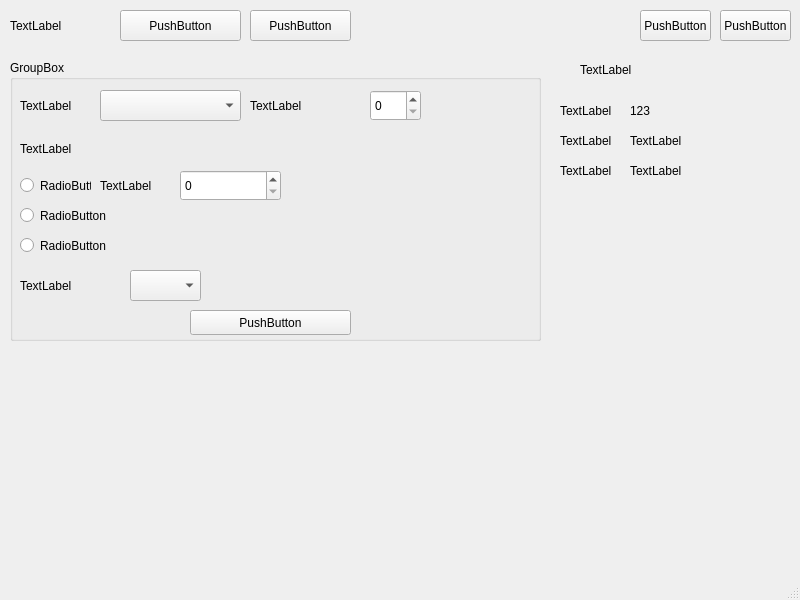
The window that mainwindow.ui (OlegMozg/FRABA_POSITAL_encoder) describes before a commit, drawn with Qt 5.
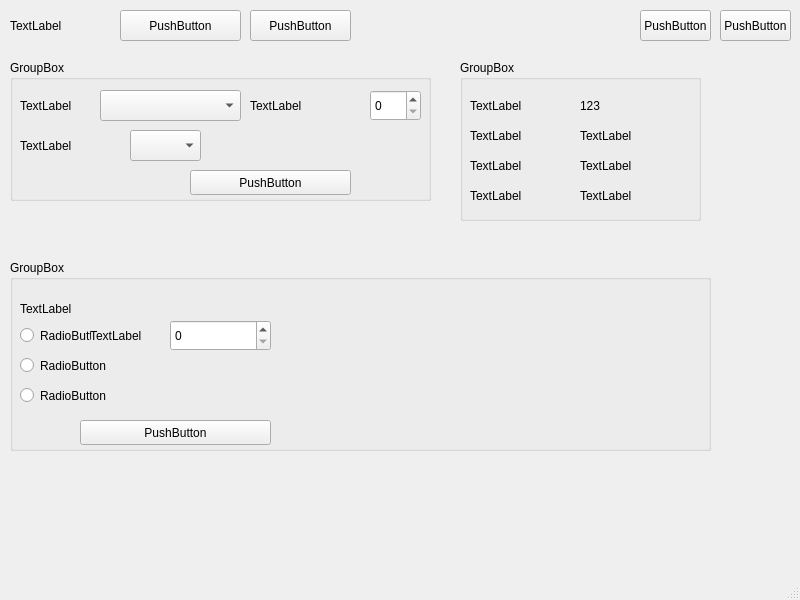
The same window after the commit.

Diff of the .ui file:
```diff
--- a/mainwindow.ui
+++ b/mainwindow.ui
@@ -32,8 +32,8 @@
      <rect>
       <x>10</x>
       <y>60</y>
-      <width>531</width>
-      <height>281</height>
+      <width>421</width>
+      <height>141</height>
      </rect>
     </property>
     <property name="title">
@@ -62,76 +62,11 @@
       </rect>
      </property>
     </widget>
-    <widget class="QLabel" name="label_3">
-     <property name="geometry">
-      <rect>
-       <x>10</x>
-       <y>80</y>
-       <width>191</width>
-       <height>17</height>
-      </rect>
-     </property>
-     <property name="text">
-      <string>TextLabel</string>
-     </property>
-    </widget>
-    <widget class="QRadioButton" name="radioButton">
-     <property name="geometry">
-      <rect>
-       <x>10</x>
-       <y>110</y>
-       <width>71</width>
-       <height>31</height>
-      </rect>
-     </property>
-     <property name="text">
-      <string>RadioButton</string>
-     </property>
-    </widget>
-    <widget class="QRadioButton" name="radioButton_2">
-     <property name="geometry">
-      <rect>
-       <x>10</x>
-       <y>140</y>
-       <width>121</width>
-       <height>31</height>
-      </rect>
-     </property>
-     <property name="text">
-      <string>RadioButton</string>
-     </property>
-    </widget>
-    <widget class="QRadioButton" name="radioButton_3">
-     <property name="geometry">
-      <rect>
-       <x>10</x>
-       <y>170</y>
-       <width>121</width>
-       <height>31</height>
-      </rect>
-     </property>
-     <property name="text">
-      <string>RadioButton</string>
-     </property>
-    </widget>
-    <widget class="QLabel" name="label_4">
-     <property name="geometry">
-      <rect>
-       <x>90</x>
-       <y>110</y>
-       <width>81</width>
-       <height>31</height>
-      </rect>
-     </property>
-     <property name="text">
-      <string>TextLabel</string>
-     </property>
-    </widget>
     <widget class="QLabel" name="label_5">
      <property name="geometry">
       <rect>
        <x>10</x>
-       <y>210</y>
+       <y>70</y>
        <width>111</width>
        <height>31</height>
       </rect>
@@ -144,22 +79,12 @@
      <property name="geometry">
       <rect>
        <x>120</x>
-       <y>210</y>
+       <y>70</y>
        <width>71</width>
        <height>31</height>
       </rect>
      </property>
     </widget>
-    <widget class="QSpinBox" name="spinBox">
-     <property name="geometry">
-      <rect>
-       <x>170</x>
-       <y>110</y>
-       <width>101</width>
-       <height>31</height>
-      </rect>
-     </property>
-    </widget>
     <widget class="QLabel" name="label_6">
      <property name="geometry">
       <rect>
@@ -187,7 +112,7 @@
      <property name="geometry">
       <rect>
        <x>180</x>
-       <y>250</y>
+       <y>110</y>
        <width>161</width>
        <height>25</height>
       </rect>
@@ -197,71 +122,6 @@
      </property>
     </widget>
    </widget>
-   <widget class="QLabel" name="label_7">
-    <property name="geometry">
-     <rect>
-      <x>630</x>
-      <y>100</y>
-      <width>71</width>
-      <height>21</height>
-     </rect>
-    </property>
-    <property name="text">
-     <string>123</string>
-    </property>
-   </widget>
-   <widget class="QLabel" name="label_8">
-    <property name="geometry">
-     <rect>
-      <x>560</x>
-      <y>100</y>
-      <width>67</width>
-      <height>21</height>
-     </rect>
-    </property>
-    <property name="text">
-     <string>TextLabel</string>
-    </property>
-   </widget>
-   <widget class="QLabel" name="label_9">
-    <property name="geometry">
-     <rect>
-      <x>580</x>
-      <y>60</y>
-      <width>191</width>
-      <height>20</height>
-     </rect>
-    </property>
-    <property name="text">
-     <string>TextLabel</string>
-    </property>
-   </widget>
-   <widget class="QLabel" name="label_10">
-    <property name="geometry">
-     <rect>
-      <x>560</x>
-      <y>130</y>
-      <width>67</width>
-      <height>21</height>
-     </rect>
-    </property>
-    <property name="text">
-     <string>TextLabel</string>
-    </property>
-   </widget>
-   <widget class="QLabel" name="label_11">
-    <property name="geometry">
-     <rect>
-      <x>630</x>
-      <y>130</y>
-      <width>121</width>
-      <height>21</height>
-     </rect>
-    </property>
-    <property name="text">
-     <string>TextLabel</string>
-    </property>
-   </widget>
    <widget class="QPushButton" name="pushButton_6">
     <property name="geometry">
      <rect>
@@ -314,31 +174,223 @@
      <string>PushButton</string>
     </property>
    </widget>
-   <widget class="QLabel" name="label_12">
+   <widget class="QGroupBox" name="groupBox_2">
     <property name="geometry">
      <rect>
-      <x>560</x>
-      <y>160</y>
-      <width>67</width>
-      <height>21</height>
+      <x>460</x>
+      <y>60</y>
+      <width>241</width>
+      <height>161</height>
      </rect>
     </property>
-    <property name="text">
-     <string>TextLabel</string>
+    <property name="title">
+     <string>GroupBox</string>
     </property>
+    <widget class="QLabel" name="label_8">
+     <property name="geometry">
+      <rect>
+       <x>10</x>
+       <y>30</y>
+       <width>111</width>
+       <height>31</height>
+      </rect>
+     </property>
+     <property name="text">
+      <string>TextLabel</string>
+     </property>
+    </widget>
+    <widget class="QLabel" name="label_7">
+     <property name="geometry">
+      <rect>
+       <x>120</x>
+       <y>30</y>
+       <width>111</width>
+       <height>31</height>
+      </rect>
+     </property>
+     <property name="text">
+      <string>123</string>
+     </property>
+    </widget>
+    <widget class="QLabel" name="label_10">
+     <property name="geometry">
+      <rect>
+       <x>10</x>
+       <y>60</y>
+       <width>111</width>
+       <height>31</height>
+      </rect>
+     </property>
+     <property name="text">
+      <string>TextLabel</string>
+     </property>
+    </widget>
+    <widget class="QLabel" name="label_11">
+     <property name="geometry">
+      <rect>
+       <x>120</x>
+       <y>60</y>
+       <width>111</width>
+       <height>31</height>
+      </rect>
+     </property>
+     <property name="text">
+      <string>TextLabel</string>
+     </property>
+    </widget>
+    <widget class="QLabel" name="label_12">
+     <property name="geometry">
+      <rect>
+       <x>10</x>
+       <y>90</y>
+       <width>111</width>
+       <height>31</height>
+      </rect>
+     </property>
+     <property name="text">
+      <string>TextLabel</string>
+     </property>
+    </widget>
+    <widget class="QLabel" name="label_14">
+     <property name="geometry">
+      <rect>
+       <x>10</x>
+       <y>120</y>
+       <width>111</width>
+       <height>31</height>
+      </rect>
+     </property>
+     <property name="text">
+      <string>TextLabel</string>
+     </property>
+    </widget>
+    <widget class="QLabel" name="label_13">
+     <property name="geometry">
+      <rect>
+       <x>120</x>
+       <y>90</y>
+       <width>111</width>
+       <height>31</height>
+      </rect>
+     </property>
+     <property name="text">
+      <string>TextLabel</string>
+     </property>
+    </widget>
+    <widget class="QLabel" name="label_15">
+     <property name="geometry">
+      <rect>
+       <x>120</x>
+       <y>120</y>
+       <width>111</width>
+       <height>31</height>
+      </rect>
+     </property>
+     <property name="text">
+      <string>TextLabel</string>
+     </property>
+    </widget>
    </widget>
-   <widget class="QLabel" name="label_13">
+   <widget class="QGroupBox" name="groupBox_3">
     <property name="geometry">
      <rect>
-      <x>630</x>
-      <y>160</y>
-      <width>121</width>
-      <height>21</height>
+      <x>10</x>
+      <y>260</y>
+      <width>701</width>
+      <height>191</height>
      </rect>
     </property>
-    <property name="text">
-     <string>TextLabel</string>
+    <property name="title">
+     <string>GroupBox</string>
     </property>
+    <widget class="QLabel" name="label_3">
+     <property name="geometry">
+      <rect>
+       <x>10</x>
+       <y>40</y>
+       <width>191</width>
+       <height>17</height>
+      </rect>
+     </property>
+     <property name="text">
+      <string>TextLabel</string>
+     </property>
+    </widget>
+    <widget class="QRadioButton" name="radioButton">
+     <property name="geometry">
+      <rect>
+       <x>10</x>
+       <y>60</y>
+       <width>71</width>
+       <height>31</height>
+      </rect>
+     </property>
+     <property name="text">
+      <string>RadioButton</string>
+     </property>
+    </widget>
+    <widget class="QLabel" name="label_4">
+     <property name="geometry">
+      <rect>
+       <x>80</x>
+       <y>60</y>
+       <width>81</width>
+       <height>31</height>
+      </rect>
+     </property>
+     <property name="text">
+      <string>TextLabel</string>
+     </property>
+    </widget>
+    <widget class="QSpinBox" name="spinBox">
+     <property name="geometry">
+      <rect>
+       <x>160</x>
+       <y>60</y>
+       <width>101</width>
+       <height>31</height>
+      </rect>
+     </property>
+    </widget>
+    <widget class="QRadioButton" name="radioButton_2">
+     <property name="geometry">
+      <rect>
+       <x>10</x>
+       <y>90</y>
+       <width>121</width>
+       <height>31</height>
+      </rect>
+     </property>
+     <property name="text">
+      <string>RadioButton</string>
+     </property>
+    </widget>
+    <widget class="QRadioButton" name="radioButton_3">
+     <property name="geometry">
+      <rect>
+       <x>10</x>
+       <y>120</y>
+       <width>121</width>
+       <height>31</height>
+      </rect>
+     </property>
+     <property name="text">
+      <string>RadioButton</string>
+     </property>
+    </widget>
+    <widget class="QPushButton" name="pushButton_4">
+     <property name="geometry">
+      <rect>
+       <x>70</x>
+       <y>160</y>
+       <width>191</width>
+       <height>25</height>
+      </rect>
+     </property>
+     <property name="text">
+      <string>PushButton</string>
+     </property>
+    </widget>
    </widget>
   </widget>
   <widget class="QMenuBar" name="menubar">
```
